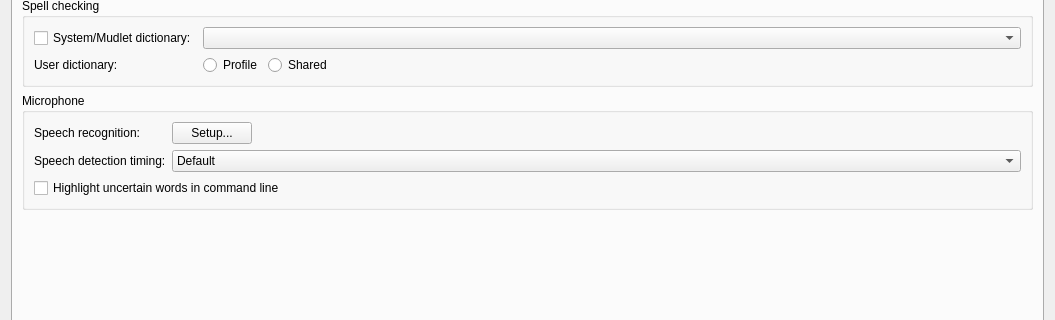
Old version of the form src/ui/profile_preferences.ui in the repository Mudlet/Mudlet; both pictures show x 0 to 1055 and y 252 to 572 of the 1055 by 876 pixel window.
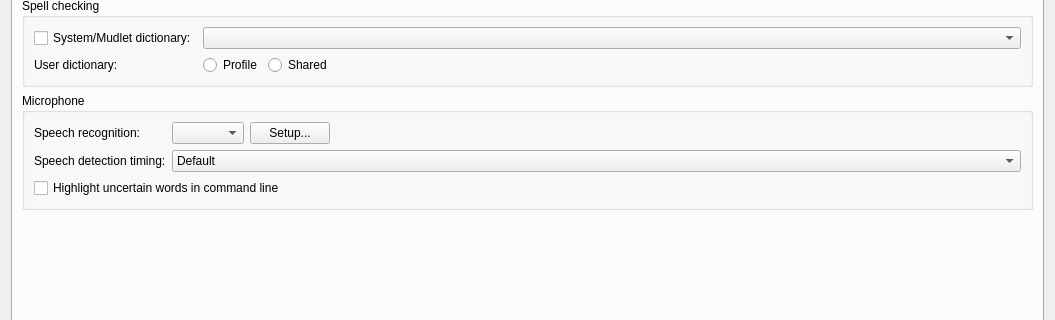
New version of the form. The open tabs and pages were chosen to show the change. Icons and pictures are not drawn. Custom widgets are drawn as their Qt base class.

Commit message:
Fix: Speech-to-text improvements and bug fixes
- Persist speech recognition settings (speechDetectionTiming, highlightLowConfidenceWords)
- Fix text selection after submitting command with Enter key
- Fix late final results re-seeding mTextBeforeSpeech after reset
- Fix selected text replacement - new speech now replaces selected text
- Replace separate microphone-on/off icons with single microphone icon
- Add speech detection timing preference to profile preferences UI
- Improve VoskRecognizer sample rate handling

Patch:
```diff
--- a/src/ui/profile_preferences.ui
+++ b/src/ui/profile_preferences.ui
@@ -767,11 +767,24 @@
              <string>Speech recognition:</string>
             </property>
             <property name="buddy">
-             <cstring>pushButton_speechRecognitionSetup</cstring>
+             <cstring>comboBox_speechRecognitionEngine</cstring>
             </property>
            </widget>
           </item>
           <item row="0" column="1">
+           <widget class="QComboBox" name="comboBox_speechRecognitionEngine">
+            <property name="sizePolicy">
+             <sizepolicy hsizetype="Preferred" vsizetype="Fixed">
+              <horstretch>0</horstretch>
+              <verstretch>0</verstretch>
+             </sizepolicy>
+            </property>
+            <property name="toolTip">
+             <string>&lt;p&gt;Select the speech recognition engine to use for voice input.&lt;/p&gt;</string>
+            </property>
+           </widget>
+          </item>
+          <item row="0" column="2">
            <widget class="QPushButton" name="pushButton_speechRecognitionSetup">
             <property name="toolTip">
              <string>&lt;p&gt;Opens the speech recognition setup wizard to configure or download speech recognition models for voice input.&lt;/p&gt;</string>
@@ -781,7 +794,7 @@
             </property>
            </widget>
           </item>
-          <item row="0" column="2">
+          <item row="0" column="3">
            <spacer name="horizontalSpacer_microphone">
             <property name="orientation">
              <enum>Qt::Orientation::Horizontal</enum>
@@ -804,7 +817,7 @@
             </property>
            </widget>
           </item>
-          <item row="1" column="1" colspan="2">
+          <item row="1" column="1" colspan="3">
            <widget class="QComboBox" name="comboBox_speechDetectionTiming">
             <property name="sizePolicy">
              <sizepolicy hsizetype="MinimumExpanding" vsizetype="Fixed">
@@ -837,7 +850,7 @@
             </item>
            </widget>
           </item>
-          <item row="2" column="0" colspan="3">
+          <item row="2" column="0" colspan="4">
            <widget class="QCheckBox" name="checkBox_highlightLowConfidenceWords">
             <property name="sizePolicy">
              <sizepolicy hsizetype="MinimumExpanding" vsizetype="Fixed">
```
The commit also changes 13 other files.
